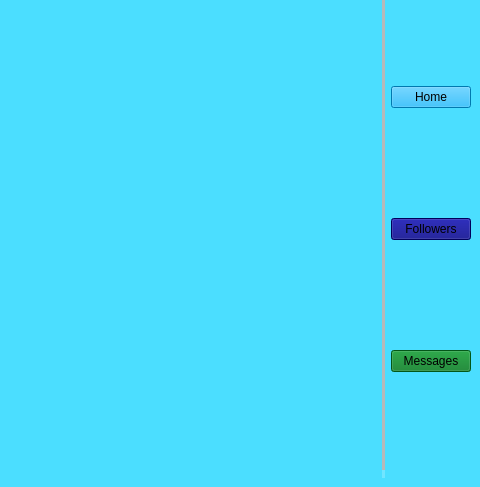
This is Paxel/homescreen.ui in ClownKingWalrus/PAXEL as Qt 5 draws it before an edit; both pictures show x 320 to 800 and y 113 to 600 of the 800 by 600 pixel window. The edited form follows.
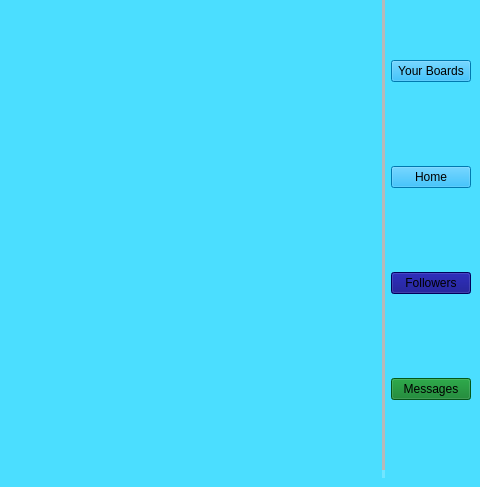
This is the edited form.

Commit message:
Created the ability to create Thread windows and Board Windows
Created new window

Added the Create ability for Boards :<]

removed outputs

basic Thread adding works

Patch:
```diff
--- a/Paxel/homescreen.ui
+++ b/Paxel/homescreen.ui
@@ -177,6 +177,23 @@
       </item>
       <item>
        <layout class="QVBoxLayout" name="verticalLayout_4">
+        <item>
+         <widget class="QPushButton" name="CreateBoardButton">
+          <property name="styleSheet">
+           <string notr="true">QPushButton {color: rgb(0, 0, 0);
+font: 700 17pt &quot;MS Sans Serif&quot;;
+background-color: rgb(0, 170, 245);
+}
+
+QPushButton:Hover {
+background-color: rgb(10, 180, 255);
+}</string>
+          </property>
+          <property name="text">
+           <string>Your Boards</string>
+          </property>
+         </widget>
+        </item>
         <item>
          <widget class="QPushButton" name="home_Button">
           <property name="mouseTracking">
```
Left out of the diff: 4 changed lines with no effect on the pictures. The commit also changes 14 other files.
